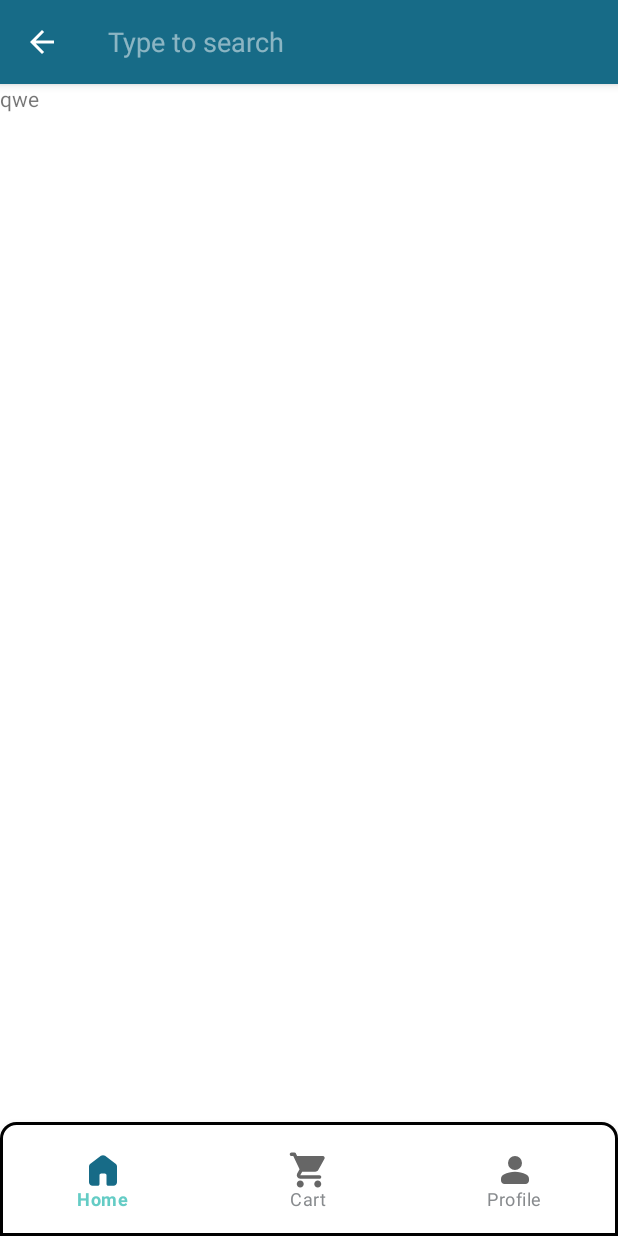
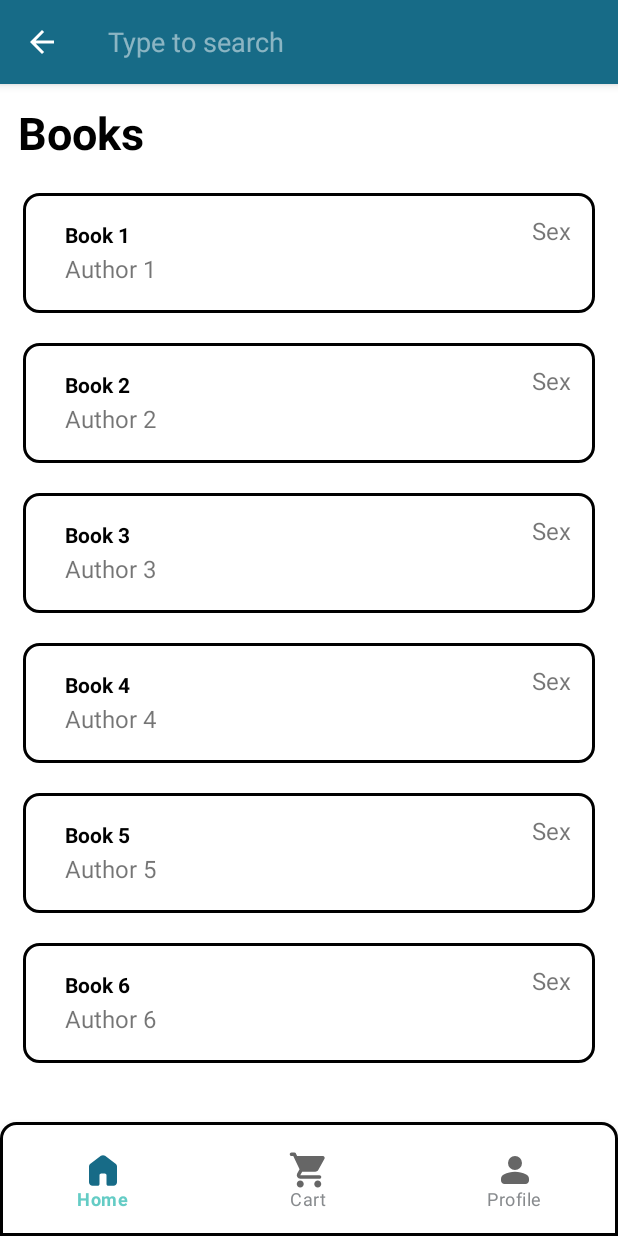
Before and after one commit to keero1/SoftEN_Module, an Android app: the screen it shows after launch (MainActivity), after a tap on "Search", on a phone screen of 412 x 824 dp. Run offline under Robolectric (Android 15) with nearby library versions, the phone set to English and light mode, and no system bars; our stand-ins replace navigation-ui.

Commit message:
added recycler view (dummy data) and filter (search function)

```diff
--- /dev/null
+++ b/app/src/main/java/dev/keero/soften_module/adapter/BookAdapter.java
@@ -0,0 +1,92 @@
+package dev.keero.soften_module.adapter;
+
+import android.annotation.SuppressLint;
+import android.util.Log;
+import android.view.LayoutInflater;
+import android.view.View;
+import android.view.ViewGroup;
+
+import androidx.annotation.NonNull;
+import androidx.recyclerview.widget.RecyclerView;
+
+import java.util.ArrayList;
+
+import dev.keero.soften_module.databinding.BookItemLayoutBinding;
+import dev.keero.soften_module.model.Book;
+import dev.keero.soften_module.utils.BookItemClickListener;
+
+public class BookAdapter extends RecyclerView.Adapter<BookAdapter.ViewHolder>{
+    private static final String TAG = "BookAdapter";
+    private ArrayList<Book> dataSet;
+
+    // listener
+    private BookItemClickListener listener;
+    public void setBookItemClickListener(BookItemClickListener listener){
+        this.listener = listener;
+    }
+
+    //initialize the dataset
+    public BookAdapter(ArrayList<Book> dataSet){
+        this.dataSet = dataSet;
+    }
+
+    //filtering
+    @SuppressLint("NotifyDataSetChanged")
+    public void filterList(ArrayList<Book> filterList){
+        this.dataSet = filterList;
+
+        notifyDataSetChanged();
+    }
+
+    // extends RecyclerView.ViewHolder and holds references to the views
+    public class ViewHolder extends RecyclerView.ViewHolder implements View.OnClickListener{
+        private final BookItemLayoutBinding binding;
+
+        // holds the reference of the single item in the list.
+        public ViewHolder(BookItemLayoutBinding binding){
+            super(binding.getRoot());
+            this.binding = binding;
+
+            itemView.setOnClickListener(this);
+        }
+
+        @Override
+        public void onClick(View view){
+            if(listener != null){
+                listener.onBookItemClickListener(getAdapterPosition());
+            }
+        }
+
+        public void setBinding(Book book, int position){
+
+            binding.bookTitle.setText(book.getBookName());
+            binding.bookAuthor.setText(book.getBookAuthor());
+            binding.bookType.setText(book.getBookType());
+        }
+    }
+
+    //Create new views (Invoked by layout manager)
+    @NonNull
+    @Override
+    public ViewHolder onCreateViewHolder(@NonNull ViewGroup parent, int viewType) {
+        BookItemLayoutBinding binding = BookItemLayoutBinding.inflate(
+                LayoutInflater.from(parent.getContext()), parent, false);
+        return new ViewHolder(binding);
+    }
+
+    //Replace the contents of a view (invoked by the layout manager)
+    @Override
+    public void onBindViewHolder(ViewHolder viewHolder, final int position){
+        Log.d(TAG, "Element " + position + " set.");
+        Book item = dataSet.get(position);
+        viewHolder.setBinding(item, position);
+    }
+
+    @Override
+    public int getItemCount(){
+        return dataSet.size();
+    }
+
+
+
+}
--- a/app/src/main/java/dev/keero/soften_module/fragments/navigation/HomeFragment.java
+++ b/app/src/main/java/dev/keero/soften_module/fragments/navigation/HomeFragment.java
@@ -8,7 +8,10 @@ import androidx.appcompat.widget.SearchView;
 import androidx.core.view.MenuProvider;
 import androidx.fragment.app.Fragment;
 import androidx.lifecycle.Lifecycle;
+import androidx.recyclerview.widget.LinearLayoutManager;
+import androidx.recyclerview.widget.RecyclerView;
 
+import android.util.Log;
 import android.view.LayoutInflater;
 import android.view.Menu;
 import android.view.MenuInflater;
@@ -16,10 +19,20 @@ import android.view.MenuItem;
 import android.view.View;
 import android.view.ViewGroup;
 
+import java.util.ArrayList;
+
 import dev.keero.soften_module.R;
+import dev.keero.soften_module.adapter.BookAdapter;
 import dev.keero.soften_module.databinding.FragmentHomeBinding;
+import dev.keero.soften_module.model.Book;
+import dev.keero.soften_module.utils.BookItemClickListener;
+import dev.keero.soften_module.utils.BookPresenter;
 
-public class HomeFragment extends Fragment {
+public class HomeFragment extends Fragment implements BookItemClickListener {
+    private static final String TAG = "HomeFragment";
+    protected RecyclerView.LayoutManager layoutManager;
+    protected ArrayList<Book> dataSet;
+    protected BookAdapter adapter;
 
     @Override
     public View onCreateView(@NonNull LayoutInflater inflater, ViewGroup container,
@@ -30,12 +43,34 @@ public class HomeFragment extends Fragment {
         // get the root view from the binding object that is defined in the xml.
         View view = binding.getRoot();
 
-        // logic here
+        //initialize data
+        BookPresenter presenter = new BookPresenter();
 
+        //fill the list
+        dataSet = presenter.loadBook(new ArrayList<>());
+
+        // sets the layout manager as linear (since we're only using scrollable list.)
+        layoutManager = new LinearLayoutManager(requireContext());
+        adapter = new BookAdapter(dataSet);
+
+        //set click listener
+        adapter.setBookItemClickListener(this);
+
+        binding.bookRecyclerView.setAdapter(adapter);
+        binding.bookRecyclerView.setLayoutManager(layoutManager);
+
+        // search
+        setupProvider();
+
+
+        return view;
+    }
+
+    private void setupProvider(){
         requireActivity().addMenuProvider(new MenuProvider() {
             @Override
             public void onCreateMenu(@NonNull Menu menu, @NonNull MenuInflater menuInflater) {
-                 menuInflater.inflate(R.menu.menu_search, menu);
+                menuInflater.inflate(R.menu.menu_search, menu);
 
                 MenuItem item = menu.findItem(R.id.action_search);
                 SearchView search = (SearchView) item.getActionView();
@@ -44,6 +79,19 @@ public class HomeFragment extends Fragment {
                 search.setQueryHint(getString(R.string.appbar_search_hint));
 
                 // Add option Menu Here
+
+                search.setOnQueryTextListener(new SearchView.OnQueryTextListener() {
+                    @Override
+                    public boolean onQueryTextSubmit(String query) {
+                        return false;
+                    }
+
+                    @Override
+                    public boolean onQueryTextChange(String newText) {
+                        filter(newText);
+                        return false;
+                    }
+                });
 
             }
 
@@ -54,8 +102,38 @@ public class HomeFragment extends Fragment {
                 return false;
             }
         }, getViewLifecycleOwner(), Lifecycle.State.RESUMED);
+    }
 
-        return view;
+    @Override
+    public void onBookItemClickListener(int position){
+        Log.d(TAG, " Clicked " + position);
+    }
+
+
+    //FILTER
+
+    private void filter(String text) {
+        // creating a new array list to filter our data.
+        ArrayList<Book> filteredlist = new ArrayList<Book>();
+
+        // running a for loop to compare elements.
+        for (Book item : dataSet) {
+            // checking if the entered string matched with any item of our recycler view.
+            if (item.getBookName().toLowerCase().contains(text.toLowerCase())) {
+                // if the item is matched we are
+                // adding it to our filtered list.
+                filteredlist.add(item);
+            }
+        }
+        if (filteredlist.isEmpty()) {
+            // if no item is added in filtered list we are
+            // displaying a toast message as no data found.
+            Log.d(TAG, " No data found...");
+        } else {
+            // at last we are passing that filtered
+            // list to our adapter class.
+            adapter.filterList(filteredlist);
+        }
     }
 
 }
--- /dev/null
+++ b/app/src/main/java/dev/keero/soften_module/model/Book.java
@@ -0,0 +1,31 @@
+package dev.keero.soften_module.model;
+
+public class Book {
+    private final int id;
+    private final String bookName;
+    private final String bookAuthor;
+    private final String bookType;
+
+    public Book(int id, String bookName, String bookAuthor, String bookType) {
+        this.id = id;
+        this.bookName = bookName;
+        this.bookAuthor = bookAuthor;
+        this.bookType = bookType;
+    }
+
+    public int getId() {
+        return id;
+    }
+
+    public String getBookName() {
+        return bookName;
+    }
+
+    public String getBookAuthor() {
+        return bookAuthor;
+    }
+
+    public String getBookType() {
+        return bookType;
+    }
+}
--- /dev/null
+++ b/app/src/main/java/dev/keero/soften_module/utils/BookItemClickListener.java
@@ -0,0 +1,5 @@
+package dev.keero.soften_module.utils;
+
+public interface BookItemClickListener {
+    void onBookItemClickListener(int position);
+}
--- /dev/null
+++ b/app/src/main/java/dev/keero/soften_module/utils/BookPresenter.java
@@ -0,0 +1,37 @@
+package dev.keero.soften_module.utils;
+
+import java.util.ArrayList;
+
+import dev.keero.soften_module.model.Book;
+public class BookPresenter {
+    // Dummy data.
+    private final static String[] bookName = {
+            "Book 1",
+            "Book 2",
+            "Book 3",
+            "Book 4",
+            "Book 5",
+            "Book 6"
+    };
+
+    private final static String[] bookAuthor = {
+            "Author 1",
+            "Author 2",
+            "Author 3",
+            "Author 4",
+            "Author 5",
+            "Author 6"
+    };
+
+
+    private final static String type = "Sex";
+    public ArrayList<Book> loadBook(final ArrayList<Book> books){
+
+        for(int i = 0; i < bookName.length; i++){
+            Book bookItem = new Book(i, bookName[i], bookAuthor[i], type);
+            books.add(bookItem);
+        }
+
+        return books;
+    }
+}
--- /dev/null
+++ b/app/src/main/res/drawable/rounded_corner_view.xml
@@ -0,0 +1,14 @@
+<?xml version="1.0" encoding="utf-8"?>
+<shape xmlns:android="http://schemas.android.com/apk/res/android">
+
+    <solid  android:color="#FFF" />
+    <stroke android:width="2dp" android:color="#000" />
+    <corners android:topLeftRadius="10dp"
+        android:topRightRadius="10dp"
+        android:bottomLeftRadius="10dp"
+        android:bottomRightRadius="10dp"/>
+    <padding
+        android:bottom="10dp"
+        android:top="10dp" />
+
+</shape>
--- /dev/null
+++ b/app/src/main/res/layout/book_item_layout.xml
@@ -0,0 +1,48 @@
+<?xml version="1.0" encoding="utf-8"?>
+<androidx.constraintlayout.widget.ConstraintLayout xmlns:android="http://schemas.android.com/apk/res/android"
+    xmlns:app="http://schemas.android.com/apk/res-auto"
+    xmlns:tools="http://schemas.android.com/tools"
+    android:layout_width="match_parent"
+    android:layout_height="80dp"
+    android:background="@drawable/rounded_corner_view"
+    android:layout_marginStart="15dp"
+    android:layout_marginEnd="15dp"
+    android:layout_marginTop="20dp"
+    android:baselineAligned="false">
+
+    <TextView
+        android:id="@+id/book_title"
+        android:text="Title"
+        android:layout_width="wrap_content"
+        android:layout_height="wrap_content"
+        android:layout_marginStart="28dp"
+        android:layout_marginTop="8dp"
+        android:textColor="@color/black"
+        android:textStyle="bold"
+        app:layout_constraintStart_toStartOf="parent"
+        app:layout_constraintTop_toTopOf="parent" />
+
+    <TextView
+        android:id="@+id/book_author"
+        android:text="author"
+        android:layout_width="wrap_content"
+        android:layout_height="wrap_content"
+        android:layout_marginStart="28dp"
+        android:layout_marginTop="2dp"
+        android:textSize="16sp"
+        app:layout_constraintStart_toStartOf="parent"
+        app:layout_constraintTop_toBottomOf="@+id/book_title" />
+
+    <TextView
+        android:id="@+id/book_type"
+        android:text="type"
+        android:layout_width="wrap_content"
+        android:layout_height="wrap_content"
+        android:layout_marginTop="4dp"
+        android:layout_marginEnd="16dp"
+        android:textSize="16sp"
+        app:layout_constraintEnd_toEndOf="parent"
+        app:layout_constraintTop_toTopOf="parent" />
+
+
+</androidx.constraintlayout.widget.ConstraintLayout>
--- a/app/src/main/res/layout/fragment_home.xml
+++ b/app/src/main/res/layout/fragment_home.xml
@@ -1,14 +1,24 @@
 <?xml version="1.0" encoding="utf-8"?>
-<FrameLayout xmlns:android="http://schemas.android.com/apk/res/android"
+<LinearLayout xmlns:android="http://schemas.android.com/apk/res/android"
     xmlns:tools="http://schemas.android.com/tools"
     android:layout_width="match_parent"
     android:layout_height="match_parent"
+    android:orientation="vertical"
     tools:context=".fragments.navigation.HomeFragment">
 
-    <!-- TODO: Update blank fragment layout -->
     <TextView
+        android:layout_width="wrap_content"
+        android:layout_height="wrap_content"
+        android:text="@string/books_text"
+        android:layout_marginTop="12dp"
+        android:layout_marginStart="12dp"
+        android:textStyle="bold"
+        android:textColor="@color/black"
+        android:textSize="30sp" />
+
+    <androidx.recyclerview.widget.RecyclerView
+        android:id="@+id/book_recycler_view"
         android:layout_width="match_parent"
-        android:layout_height="match_parent"
-        android:text="qwe" />
+        android:layout_height="match_parent" />
 
-</FrameLayout>
+</LinearLayout>
--- a/app/src/main/res/values/strings.xml
+++ b/app/src/main/res/values/strings.xml
@@ -27,4 +27,7 @@
     <string name="profile_book_reservation_text">Reservation</string>
     <string name="profile_book_return_text">Return</string>
 
+    <!-- home -->
+    <string name="books_text">Books</string>
+
 </resources>
```
